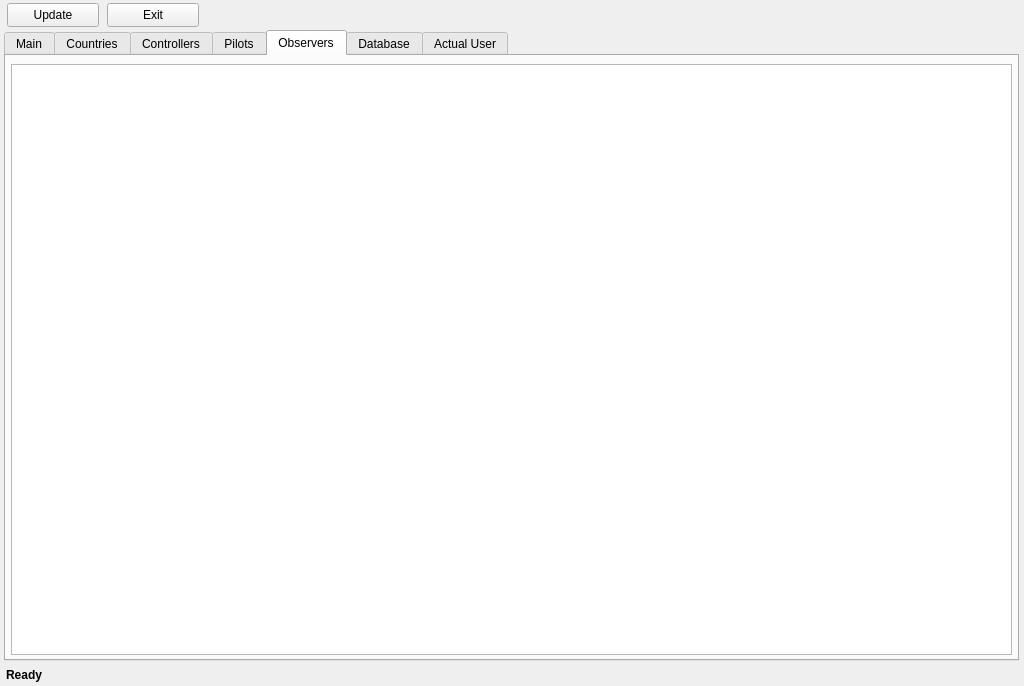
Qt form QtUI/MainWindow_UI.ui (emper0r/IVAO-status) before a commit.
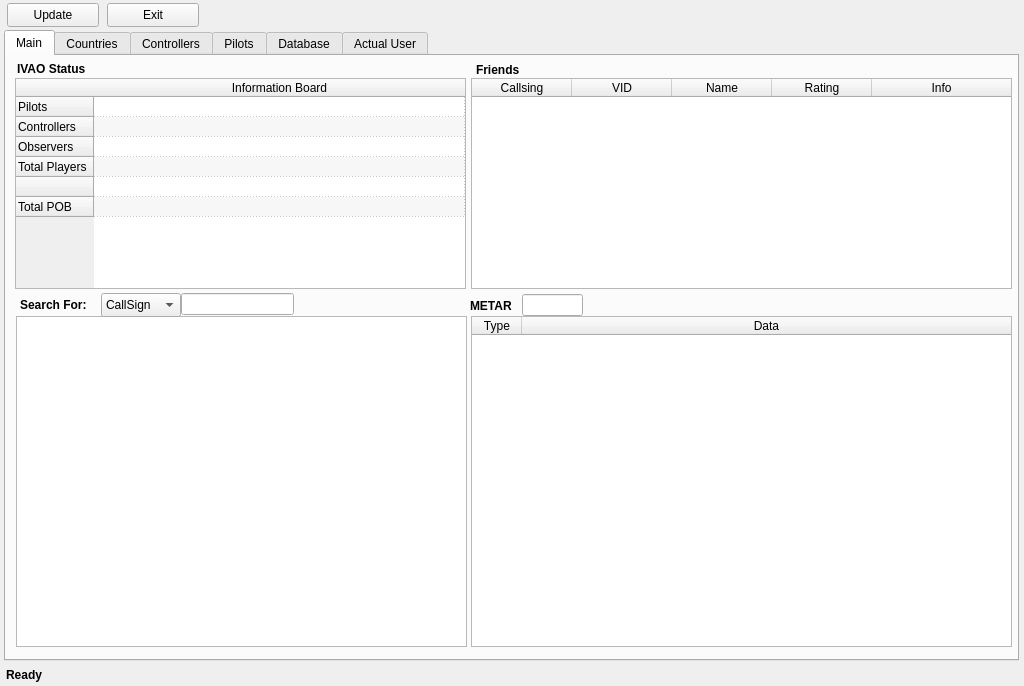
The same form after that commit. The open tabs and pages were chosen to show the change.

Commit message:
* Delete Observer QWidgetTab
	+ I prefer observer controller in the full list

```diff
--- a/QtUI/MainWindow_UI.ui
+++ b/QtUI/MainWindow_UI.ui
@@ -1042,66 +1042,6 @@
       </column>
      </widget>
     </widget>
-    <widget class="QWidget" name="observers">
-     <attribute name="title">
-      <string>Observers</string>
-     </attribute>
-     <widget class="QTableWidget" name="ObservertableWidget">
-      <property name="geometry">
-       <rect>
-        <x>5</x>
-        <y>8</y>
-        <width>1001</width>
-        <height>591</height>
-       </rect>
-      </property>
-      <property name="cursor" stdset="0">
-       <cursorShape>PointingHandCursor</cursorShape>
-      </property>
-      <property name="tabKeyNavigation">
-       <bool>false</bool>
-      </property>
-      <property name="showDropIndicator" stdset="0">
-       <bool>false</bool>
-      </property>
-      <property name="dragDropOverwriteMode">
-       <bool>false</bool>
-      </property>
-      <property name="alternatingRowColors">
-       <bool>true</bool>
-      </property>
-      <property name="selectionMode">
-       <enum>QAbstractItemView::NoSelection</enum>
-      </property>
-      <property name="selectionBehavior">
-       <enum>QAbstractItemView::SelectRows</enum>
-      </property>
-      <property name="textElideMode">
-       <enum>Qt::ElideMiddle</enum>
-      </property>
-      <property name="gridStyle">
-       <enum>Qt::DotLine</enum>
-      </property>
-      <property name="wordWrap">
-       <bool>false</bool>
-      </property>
-      <attribute name="horizontalHeaderDefaultSectionSize">
-       <number>80</number>
-      </attribute>
-      <attribute name="horizontalHeaderMinimumSectionSize">
-       <number>80</number>
-      </attribute>
-      <attribute name="verticalHeaderVisible">
-       <bool>false</bool>
-      </attribute>
-      <attribute name="verticalHeaderDefaultSectionSize">
-       <number>20</number>
-      </attribute>
-      <attribute name="verticalHeaderMinimumSectionSize">
-       <number>20</number>
-      </attribute>
-     </widget>
-    </widget>
     <widget class="QWidget" name="database">
      <attribute name="title">
       <string>Database</string>
```
The commit also changes 2 other files.
